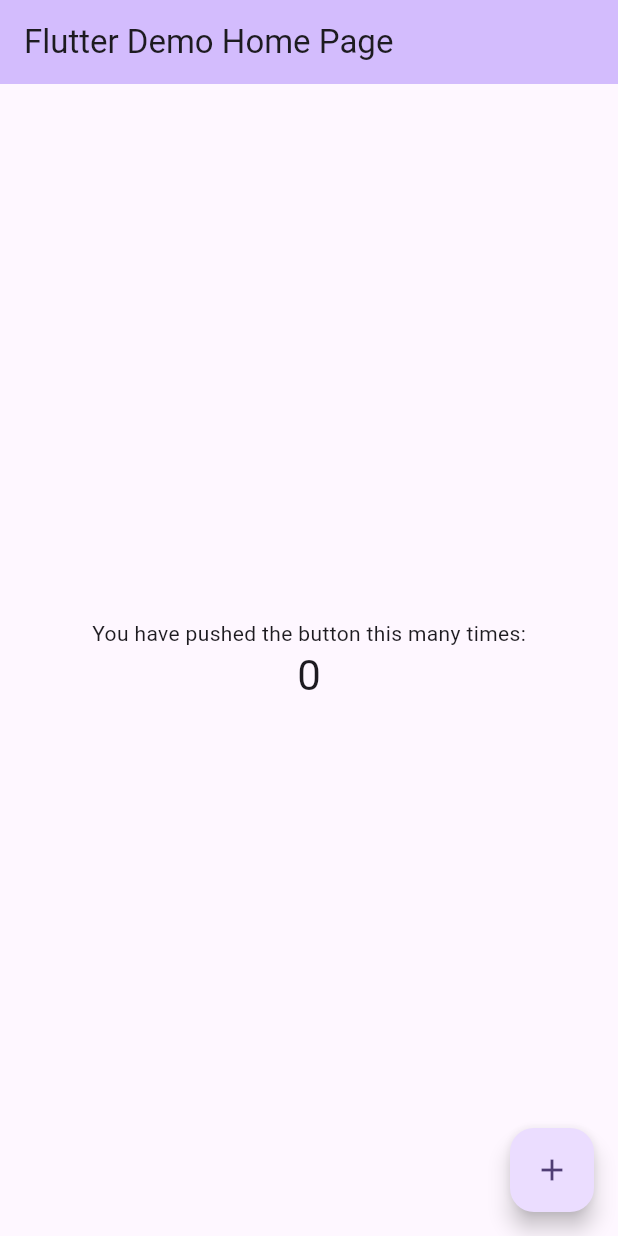
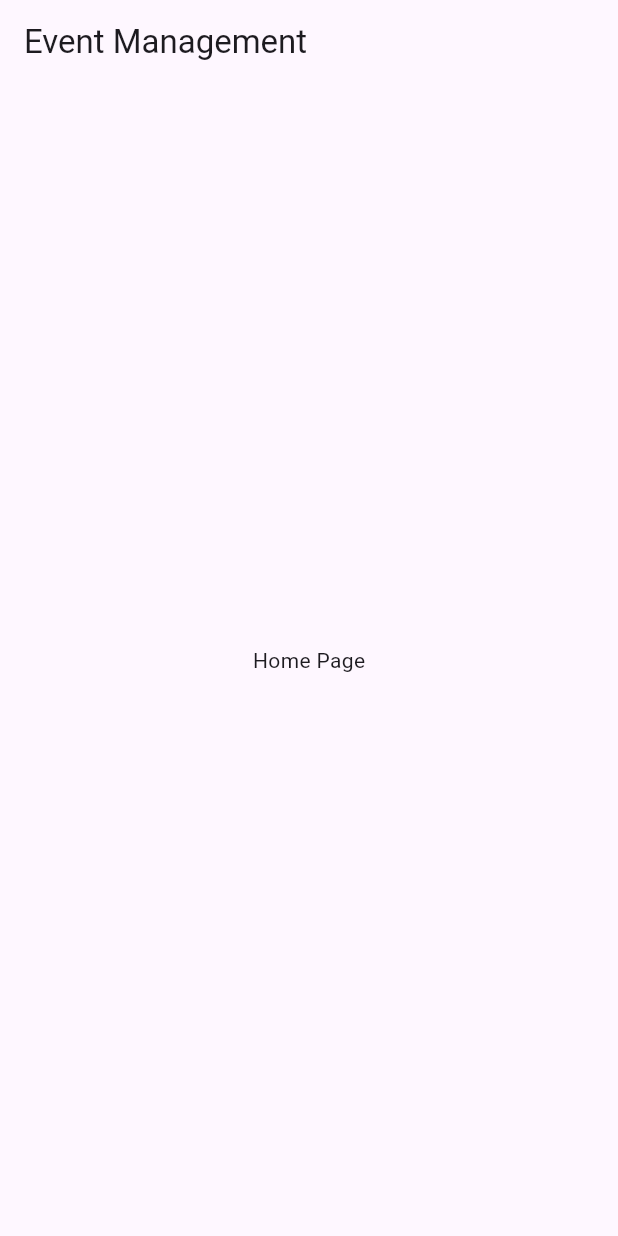
Before and after one commit to youssef1316/integrativeproj, a Flutter app: the screen it shows after launch, on a phone screen of 412 x 824 dp. Run offline on Flutter 3.47's test engine with Material 3 defaults, Android fonts, the phone set to English and light mode, and no system bars.

Commit message:
Initial creation of some of the classes
creation of events, artists, feedback, financial classes and the functionality of adding into the home screen

```diff
--- a/flutter/lib/main.dart
+++ b/flutter/lib/main.dart
@@ -1,4 +1,10 @@
+import 'package:eventmangment/pages/homePage.dart';
 import 'package:flutter/material.dart';
+import 'package:eventmangment/modules/events.dart';
+import 'package:eventmangment/modules/Artists.dart';
+import 'package:eventmangment/modules/catering.dart';
+import 'package:eventmangment/modules/feedback.dart';
+import 'package:eventmangment/modules/financial.dart';
 
 void main() {
   runApp(const MyApp());
@@ -7,116 +13,11 @@ void main() {
 class MyApp extends StatelessWidget {
   const MyApp({super.key});
 
-  // This widget is the root of your application.
   @override
   Widget build(BuildContext context) {
     return MaterialApp(
-      title: 'Flutter Demo',
-      theme: ThemeData(
-        // This is the theme of your application.
-        //
-        // TRY THIS: Try running your application with "flutter run". You'll see
-        // the application has a purple toolbar. Then, without quitting the app,
-        // try changing the seedColor in the colorScheme below to Colors.green
-        // and then invoke "hot reload" (save your changes or press the "hot
-        // reload" button in a Flutter-supported IDE, or press "r" if you used
-        // the command line to start the app).
-        //
-        // Notice that the counter didn't reset back to zero; the application
-        // state is not lost during the reload. To reset the state, use hot
-        // restart instead.
-        //
-        // This works for code too, not just values: Most code changes can be
-        // tested with just a hot reload.
-        colorScheme: ColorScheme.fromSeed(seedColor: Colors.deepPurple),
-      ),
-      home: const MyHomePage(title: 'Flutter Demo Home Page'),
+      debugShowCheckedModeBanner: false,
+      home: HomePage(),
     );
   }
 }
-
-class MyHomePage extends StatefulWidget {
-  const MyHomePage({super.key, required this.title});
-
-  // This widget is the home page of your application. It is stateful, meaning
-  // that it has a State object (defined below) that contains fields that affect
-  // how it looks.
-
-  // This class is the configuration for the state. It holds the values (in this
-  // case the title) provided by the parent (in this case the App widget) and
-  // used by the build method of the State. Fields in a Widget subclass are
-  // always marked "final".
-
-  final String title;
-
-  @override
-  State<MyHomePage> createState() => _MyHomePageState();
-}
-
-class _MyHomePageState extends State<MyHomePage> {
-  int _counter = 0;
-
-  void _incrementCounter() {
-    setState(() {
-      // This call to setState tells the Flutter framework that something has
-      // changed in this State, which causes it to rerun the build method below
-      // so that the display can reflect the updated values. If we changed
-      // _counter without calling setState(), then the build method would not be
-      // called again, and so nothing would appear to happen.
-      _counter++;
-    });
-  }
-
-  @override
-  Widget build(BuildContext context) {
-    // This method is rerun every time setState is called, for instance as done
-    // by the _incrementCounter method above.
-    //
-    // The Flutter framework has been optimized to make rerunning build methods
-    // fast, so that you can just rebuild anything that needs updating rather
-    // than having to individually change instances of widgets.
-    return Scaffold(
-      appBar: AppBar(
-        // TRY THIS: Try changing the color here to a specific color (to
-        // Colors.amber, perhaps?) and trigger a hot reload to see the AppBar
-        // change color while the other colors stay the same.
-        backgroundColor: Theme.of(context).colorScheme.inversePrimary,
-        // Here we take the value from the MyHomePage object that was created by
-        // the App.build method, and use it to set our appbar title.
-        title: Text(widget.title),
-      ),
-      body: Center(
-        // Center is a layout widget. It takes a single child and positions it
-        // in the middle of the parent.
-        child: Column(
-          // Column is also a layout widget. It takes a list of children and
-          // arranges them vertically. By default, it sizes itself to fit its
-          // children horizontally, and tries to be as tall as its parent.
-          //
-          // Column has various properties to control how it sizes itself and
-          // how it positions its children. Here we use mainAxisAlignment to
-          // center the children vertically; the main axis here is the vertical
-          // axis because Columns are vertical (the cross axis would be
-          // horizontal).
-          //
-          // TRY THIS: Invoke "debug painting" (choose the "Toggle Debug Paint"
-          // action in the IDE, or press "p" in the console), to see the
-          // wireframe for each widget.
-          mainAxisAlignment: MainAxisAlignment.center,
-          children: <Widget>[
-            const Text('You have pushed the button this many times:'),
-            Text(
-              '$_counter',
-              style: Theme.of(context).textTheme.headlineMedium,
-            ),
-          ],
-        ),
-      ),
-      floatingActionButton: FloatingActionButton(
-        onPressed: _incrementCounter,
-        tooltip: 'Increment',
-        child: const Icon(Icons.add),
-      ), // This trailing comma makes auto-formatting nicer for build methods.
-    );
-  }
-}
--- /dev/null
+++ b/flutter/lib/modules/Artists.dart
@@ -0,0 +1,16 @@
+import 'package:flutter/material.dart';
+
+class Artist{
+  //variables
+  String artistID;
+  String name;
+  int slot;
+
+  // constructor
+  Artist({
+    required this.artistID,
+    required this.name,
+    required this.slot,
+  });
+
+}
--- /dev/null
+++ b/flutter/lib/modules/catering.dart
@@ -0,0 +1,10 @@
+import 'package:flutter/material.dart';
+
+class Catering{
+  String CompName;
+
+  Catering({
+    required this.CompName
+});
+
+}
--- /dev/null
+++ b/flutter/lib/modules/events.dart
@@ -0,0 +1,27 @@
+import 'package:flutter/material.dart';
+import 'package:eventmangment/modules/Artists.dart';
+import 'package:eventmangment/modules/catering.dart';
+
+class Events{
+  //variables
+  String eventId;
+  String name;
+  String loc;
+  int slotnum;
+  List<Artist> artists;
+  List<Catering> catering;
+
+  //constructor
+  Events({
+    required this.eventId,
+    required this.name,
+    required this.loc,
+    required this.slotnum,
+    required this.artists,
+    required this.catering
+});
+
+// functions and methods
+
+
+}
```
Also changed, not shown: flutter/lib/modules/feedback.dart (added, +11 -0 lines), flutter/lib/modules/financial.dart (added, +25 -0 lines), flutter/lib/pages/homePage.dart (added, +159 -0 lines).
